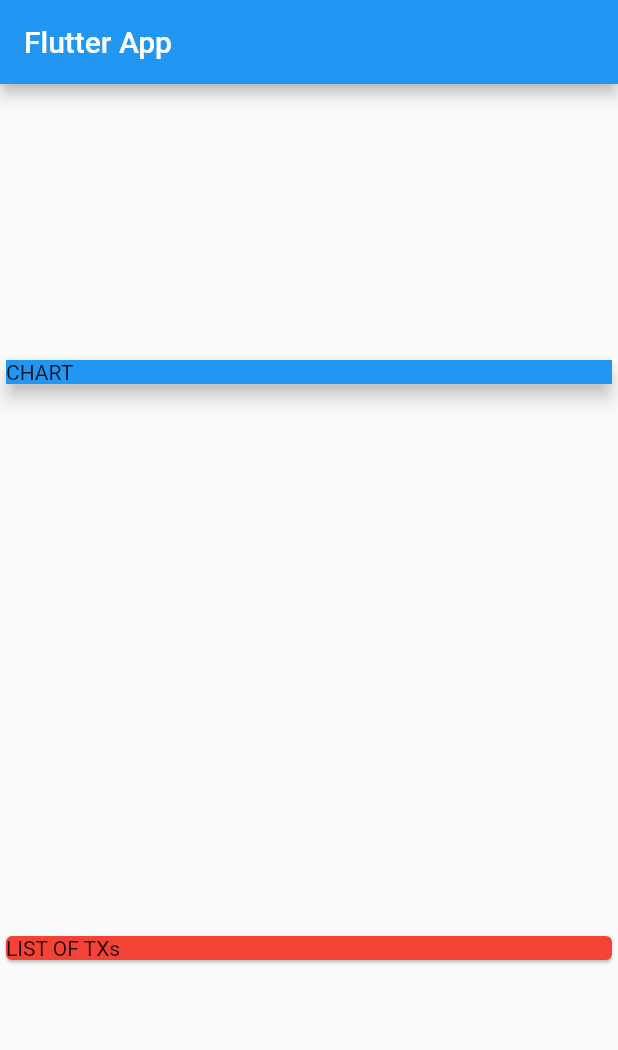
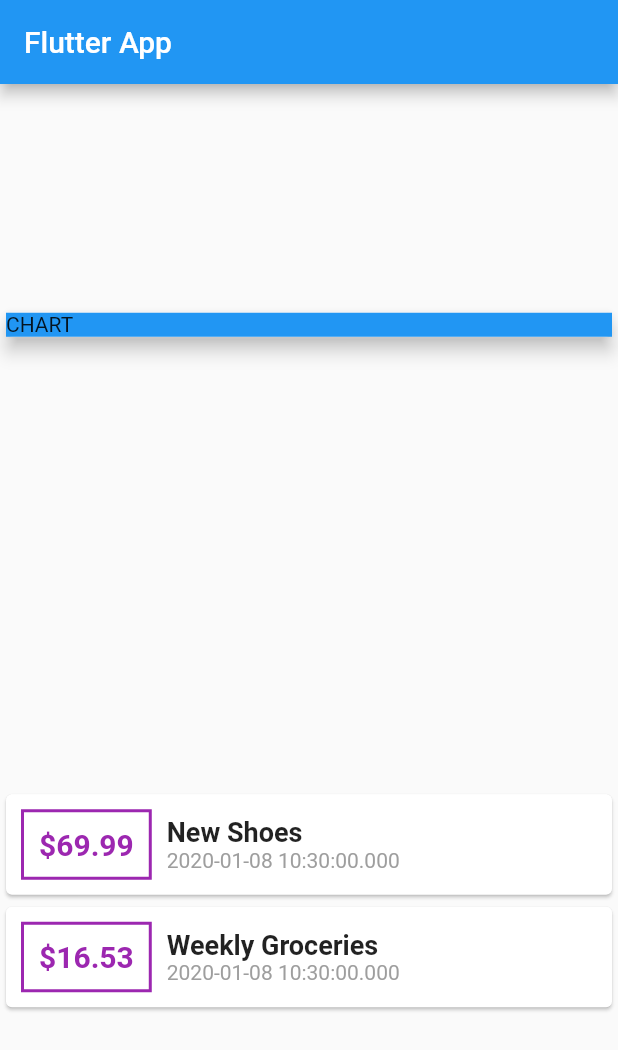
Before and after one commit to KishoreKoushik/ExpensePlanner, a Flutter app: the screen it shows after launch, on a phone screen of 412 x 824 dp. Shown: the top 1050 px of the screen. Run offline on Flutter 3.47's test engine with Material 2 defaults, Android fonts, the phone set to English and light mode, and no system bars.

```diff
--- a/lib/main.dart
+++ b/lib/main.dart
@@ -1,4 +1,5 @@
 import 'package:flutter/material.dart';
+import './transaction.dart';
 
 void main() => runApp(MyApp());
 
@@ -13,11 +14,19 @@ class MyApp extends StatelessWidget {
 }
 
 class MyHomePage extends StatelessWidget {
-final List<Transaction> transactions = [
-  Transaction[id:'t1', title: 'New Shoes', amount:69.99, date: DateTime.now()],
-  Transaction[id:'t2', title: 'Weekly Groceries', amount:16.53, date: DateTime.now()],
-
-];
+  final List<Transaction> transactions = [
+    Transaction(
+      id: 't1',
+      title: 'New Shoes',
+      amount: 69.99,
+      date: DateTime.now(),
+    ),
+    Transaction(
+        id: 't2',
+        title: 'Weekly Groceries',
+        amount: 16.53,
+        date: DateTime.now()),
+  ];
 
   @override
   Widget build(BuildContext context) {
@@ -32,7 +41,6 @@ final List<Transaction> transactions = [
             Container(
               width: double.infinity,
               child: Card(
-
                 child: Container(
                   color: Colors.blue,
                   child: Text('CHART'),
@@ -40,9 +48,45 @@ final List<Transaction> transactions = [
                 elevation: 5,
               ),
             ),
-            Card(
-              color: Colors.red,
-              child: Text('LIST OF TXs'),
+            Column(
+              children: transactions.map((tx) {
+                return Card(
+                  child: Row(
+                    children: <Widget>[
+                      Container(
+                        margin: EdgeInsets.symmetric(
+                          vertical: 10,
+                          horizontal: 10,
+                        ),
+                        decoration: BoxDecoration(
+                            border: Border.all(
+                          color: Colors.purple,
+                          width: 2,
+                        )),
+                        padding: EdgeInsets.all(10),
+                        child: Text(
+                         '\$${tx.amount}',
+                          style: TextStyle(
+                            fontWeight: FontWeight.bold,
+                            fontSize: 20,
+                            color: Colors.purple,
+                          ),
+                        ),
+                      ),
+                      Column(
+                        crossAxisAlignment: CrossAxisAlignment.start,
+                        children: <Widget>[
+                          Text(tx.title, style: TextStyle(fontSize: 18, fontWeight: FontWeight.bold,),),
+                          Text(
+                            tx.date.toString(),
+                            style: TextStyle(color: Colors.grey),
+                          )
+                        ],
+                      )
+                    ],
+                  ),
+                );
+              }).toList(),
             )
           ],
         ));
--- a/lib/transaction.dart
+++ b/lib/transaction.dart
@@ -1,11 +1,15 @@
 import 'package:flutter/foundation.dart';
 
-class Transactiont {
+class Transaction {
   final String id;
   final String title;
   final double amount;
-   final DateTime date;
+  final DateTime date;
 
   Transaction({
-    @required this.id, @required this.title, @required this.amount, @required this.date})
+    @required this.id,
+    @required this.title,
+    @required this.amount,
+    @required this.date,
+  });
 }
```
